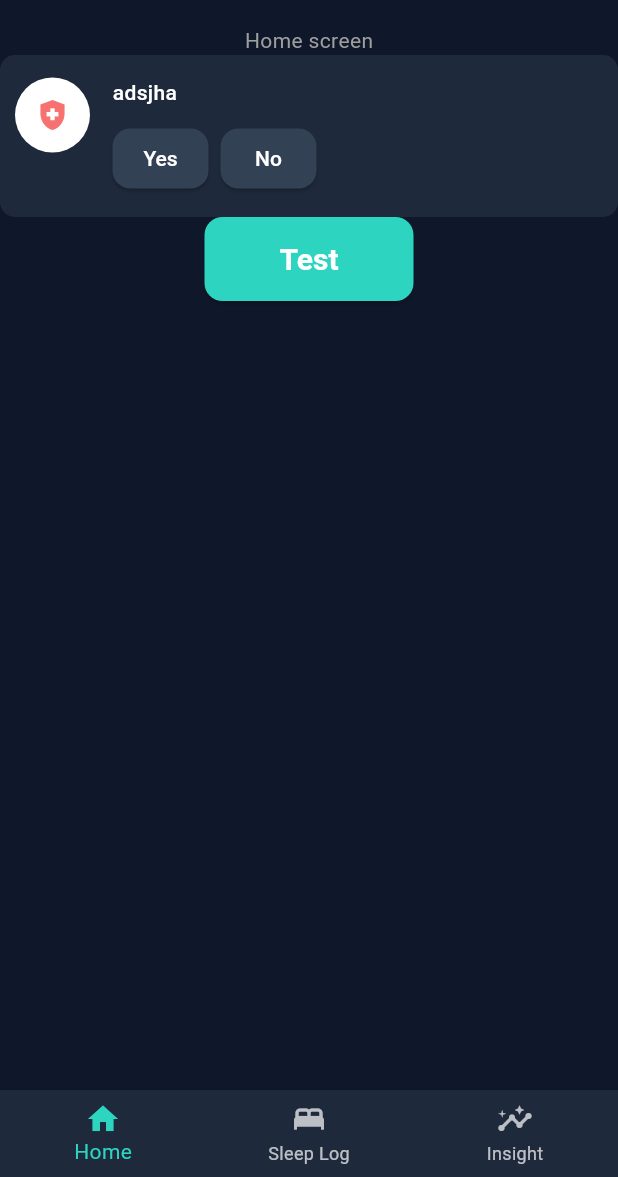
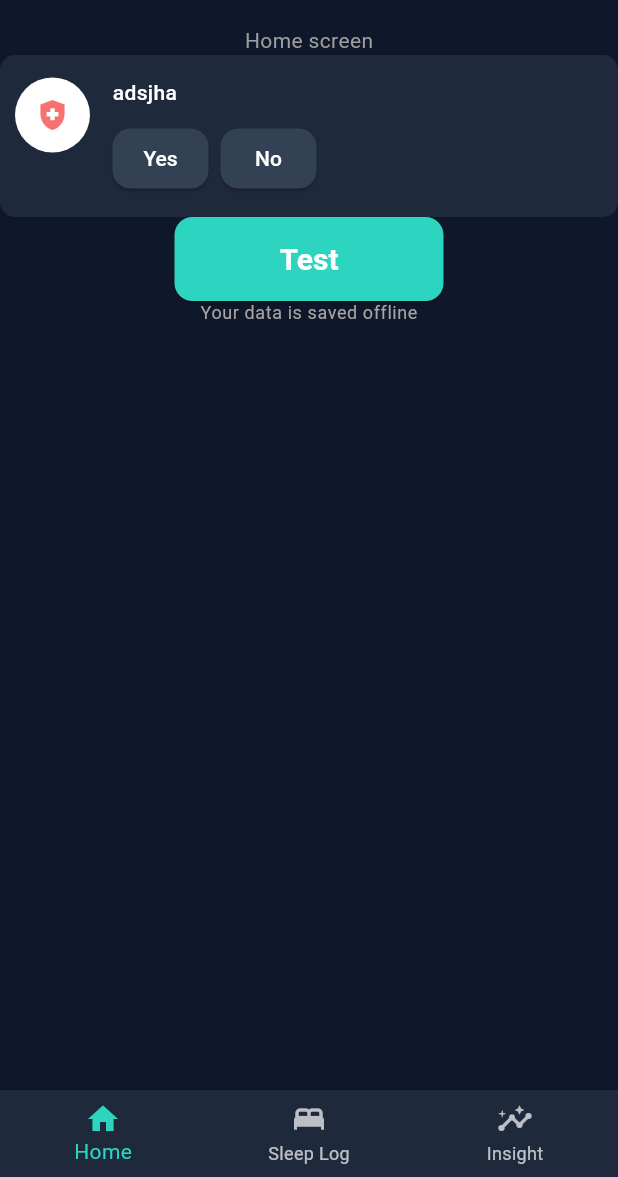
Before and after one commit to chanlinna/Sleep_Blocker, a Flutter app: the screen it shows after launch, on a phone screen of 412 x 824 dp, the part 59-1236 px from its top. Run offline on Flutter 3.47's test engine with Material 3 defaults, Android fonts, the phone set to English and light mode, and no system bars.

Commit message:
update button

```diff
--- a/sleep_blocker/lib/ui/screens/home_screen.dart
+++ b/sleep_blocker/lib/ui/screens/home_screen.dart
@@ -1,6 +1,4 @@
 import 'package:flutter/material.dart';
-import 'package:sleep_blocker/data/mock_habit_log.dart';
-import 'package:sleep_blocker/data/mock_sleep_log.dart';
 import 'package:sleep_blocker/models/factor_type.dart';
 import 'package:sleep_blocker/ui/widgets/app_button.dart';
 import 'package:sleep_blocker/ui/widgets/question_tile.dart';
--- a/sleep_blocker/lib/ui/theme/app_theme.dart
+++ b/sleep_blocker/lib/ui/theme/app_theme.dart
@@ -28,6 +28,7 @@ class AppTheme {
       headlineMedium: TextStyle(fontSize: 20, fontWeight: FontWeight.bold, color: textPrimary),
       bodyLarge: TextStyle(fontSize: 16, color: textPrimary),
       bodyMedium: TextStyle(fontSize: 14, color: textSecondary),
+      bodySmall: TextStyle(fontSize: 12, color: Color(0xFFA8A3A3))
     ),
     elevatedButtonTheme: ElevatedButtonThemeData(
       style: ButtonStyle(
--- a/sleep_blocker/lib/ui/widgets/app_button.dart
+++ b/sleep_blocker/lib/ui/widgets/app_button.dart
@@ -12,14 +12,19 @@ class AppButton extends StatelessWidget {
 
   @override
   Widget build(BuildContext context) {
-    return ElevatedButton.icon(
+    return Column(
+      children: [
+        ElevatedButton.icon(
           label: Text(label, style: Theme.of(context).textTheme.headlineMedium),
           onPressed: (){},
           style: OutlinedButton.styleFrom(
             padding: const EdgeInsets.symmetric(
               vertical: 15,
-            horizontal: 50,
+              horizontal: 70,
             ),
-        ));
+        )),
+        Text('Your data is saved offline', style: Theme.of(context).textTheme.bodySmall),
+      ],
+    );
   }
 }
```
Lines whose indentation alone changed are shown as unchanged.
